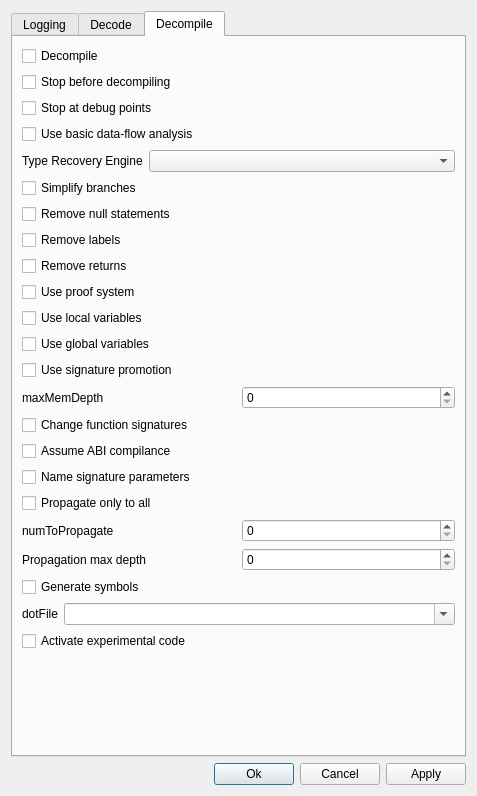
Old version of the form src/boomerang-gui/SettingsDlg.ui in the repository BoomerangDecompiler/boomerang.
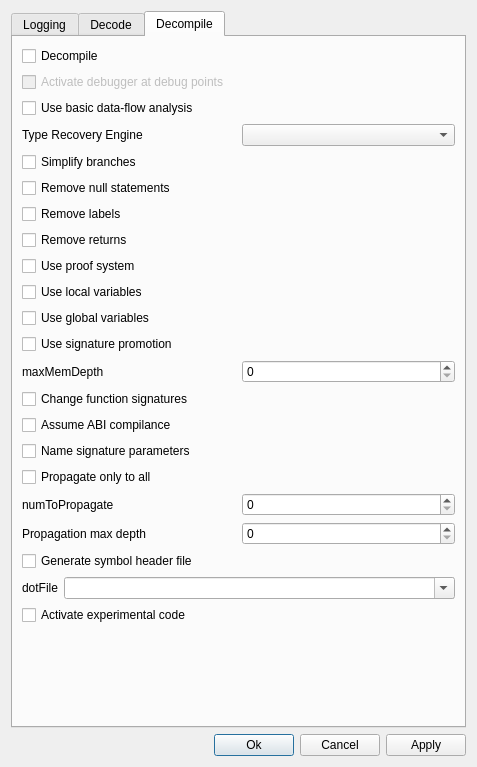
New version of the form. The open tabs and pages were chosen to show the change.

Commit message: Remove irrelevant settings from Settings Dialog

Patch:
```diff
--- a/src/boomerang-gui/SettingsDlg.ui
+++ b/src/boomerang-gui/SettingsDlg.ui
@@ -7,7 +7,7 @@
     <x>0</x>
     <y>0</y>
     <width>477</width>
-    <height>796</height>
+    <height>767</height>
    </rect>
   </property>
   <property name="windowTitle">
@@ -201,17 +201,13 @@
              </property>
             </widget>
            </item>
-           <item>
-            <widget class="QCheckBox" name="chkStopBeforeDecompile">
-             <property name="text">
-              <string>Stop before decompiling</string>
-             </property>
-            </widget>
-           </item>
            <item>
             <widget class="QCheckBox" name="chkStopAtDebugPoints">
+             <property name="enabled">
+              <bool>false</bool>
+             </property>
              <property name="text">
-              <string>Stop at debug points</string>
+              <string>Activate debugger at debug points</string>
              </property>
             </widget>
            </item>
@@ -227,7 +223,7 @@
              <item>
               <widget class="QLabel" name="lbTypeRecoveryEngine">
                <property name="sizePolicy">
-                <sizepolicy hsizetype="Fixed" vsizetype="Preferred">
+                <sizepolicy hsizetype="Preferred" vsizetype="Preferred">
                  <horstretch>0</horstretch>
                  <verstretch>0</verstretch>
                 </sizepolicy>
@@ -371,7 +367,7 @@
            <item>
             <widget class="QCheckBox" name="chkGenSymbols">
              <property name="text">
-              <string>Generate symbols</string>
+              <string>Generate symbol header file</string>
              </property>
             </widget>
            </item>
```
The commit also changes 1 other file.
